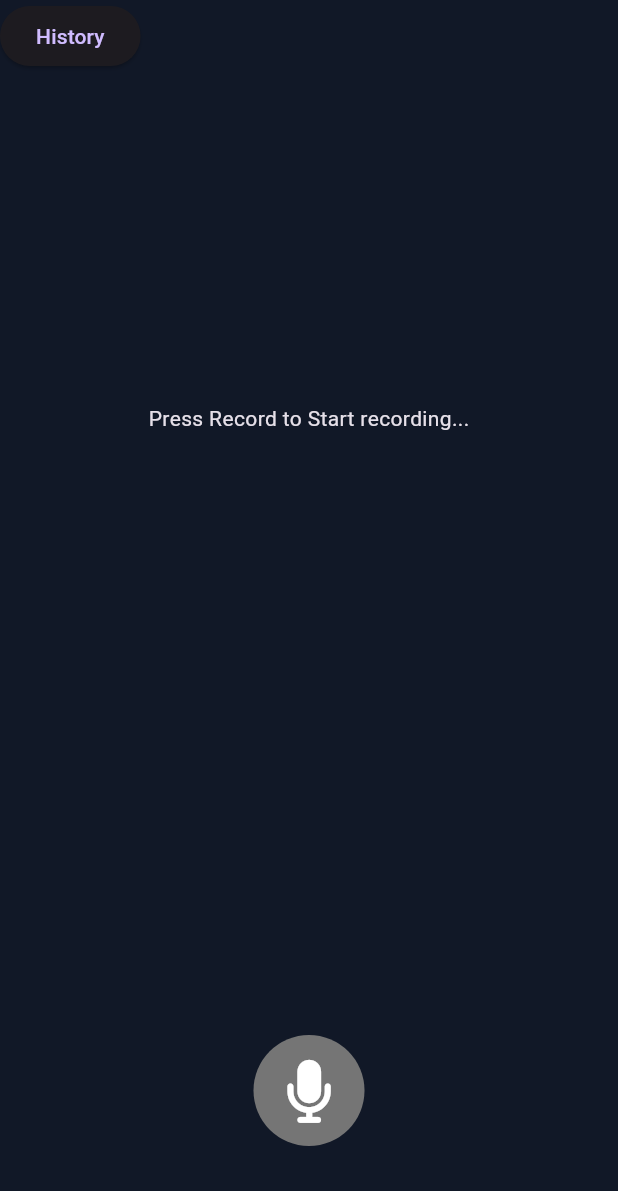
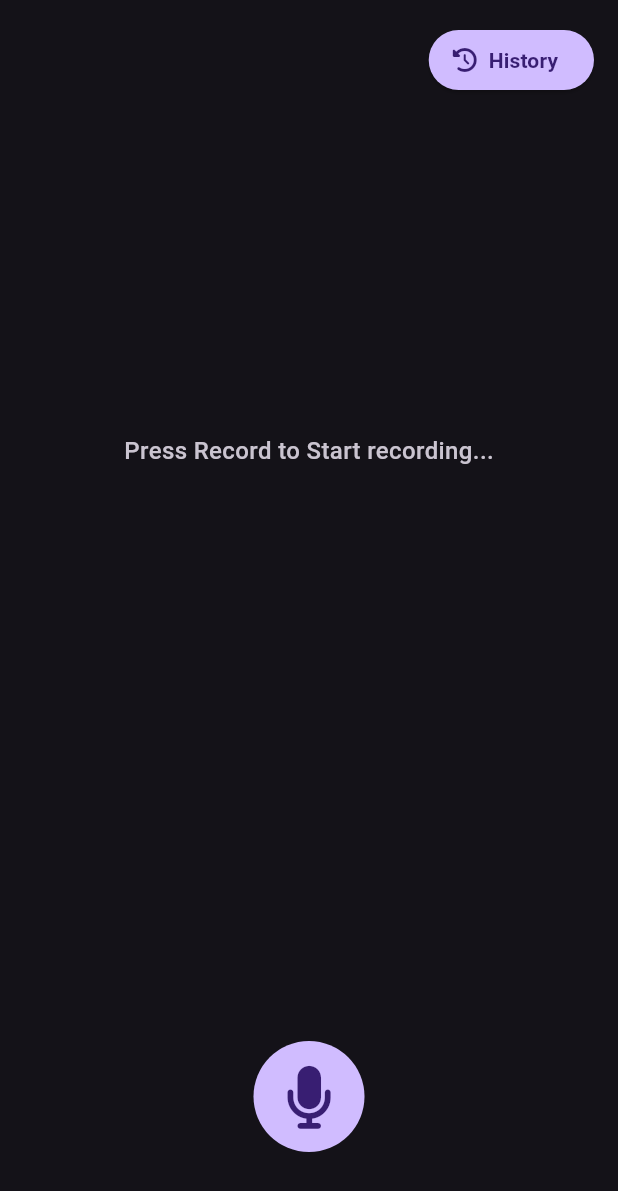
Before and after one commit to RohanArora13/enpointe_recorder_app, a Flutter app: the screen it shows after launch, on a phone screen of 412 x 824 dp. Shown: the top 1191 px of the screen. Run offline on Flutter 3.47's test engine with Material 3 defaults, Android fonts, the phone set to English and light mode, and no system bars; our stand-ins replace flutter_bloc, font_awesome_flutter, get_it, just_audio, permission_handler, sqflite; missing offline and left inert: record; accounts and stored records are empty.

Commit message:
ui and functionality changes

```diff
--- a/lib/core/services/audio_controller.dart
+++ b/lib/core/services/audio_controller.dart
@@ -18,6 +18,8 @@ class AudioPlayerController {
 
   Stream<PlayerState> get playerState => _audioPlayer.playerStateStream;
 
+  Stream<Duration> get positionStream => _audioPlayer.positionStream;
+
   Future<void> dispose() async {
     await _audioPlayer.dispose();
   }
--- a/lib/modules/home/screen/home_screen.dart
+++ b/lib/modules/home/screen/home_screen.dart
@@ -29,7 +29,7 @@ class _HomeScreenState extends State<HomeScreen> {
         // Stop recording
         _isRecordStarted = false;
         _stopTimer();
-        context.read<AudioCubit>().stopRecording();
+        context.read<AudioCubit>().stopRecording(context);
       }
     });
   }
@@ -67,11 +67,20 @@ class _HomeScreenState extends State<HomeScreen> {
   }
 
   // Get button color based on current state
-  Color _getButtonColor() {
+  Color _getButtonColor(ColorScheme colorScheme) {
     if (_isRecordStarted) {
-      return Colors.red.shade600;
+      return ColorScheme.dark().primaryContainer;
     } else {
-      return Colors.grey[600]!;
+      return colorScheme.primary;
+    }
+  }
+
+  // Get icon color based on current state
+  Color _getIconColor(ColorScheme colorScheme) {
+    if (_isRecordStarted) {
+      return ColorScheme.dark().onSecondaryContainer;
+    } else {
+      return colorScheme.onPrimary;
     }
   }
 
@@ -83,6 +92,7 @@ class _HomeScreenState extends State<HomeScreen> {
 
   @override
   Widget build(BuildContext context) {
+    final colorScheme = Theme.of(context).colorScheme;
     return BlocConsumer<RecordBloc, RecordState>(
       listener: (context, state) {
         if (state is RecordSavedState) {
@@ -93,15 +103,28 @@ class _HomeScreenState extends State<HomeScreen> {
             ),
           );
         }
+
+        if (state is RecordSaveErrorState) {
+          ScaffoldMessenger.of(context).showSnackBar(
+            SnackBar(
+              content: Text('Save Error : ${state.error}'),
+              duration: const Duration(seconds: 2),
+            ),
+          );
+        }
       },
       builder: (context, state) {
         return Scaffold(
+          backgroundColor: colorScheme.surface,
           body: SafeArea(
             child: Column(
               children: [
-                Row(
+                Padding(
+                  padding: const EdgeInsets.all(16.0),
+                  child: Row(
+                    mainAxisAlignment: MainAxisAlignment.end,
                     children: [
-                    ElevatedButton(
+                      ElevatedButton.icon(
                         onPressed: () {
                           Navigator.push(
                             context,
@@ -110,9 +133,25 @@ class _HomeScreenState extends State<HomeScreen> {
                             ),
                           );
                         },
-                      child: Text("History"),
+                        icon: Icon(
+                          FontAwesomeIcons.clockRotateLeft,
+                          size: 16,
+                          color: colorScheme.onPrimary,
+                        ),
+                        label: Text(
+                          "History",
+                          style: TextStyle(
+                            color: colorScheme.onPrimary,
+                            fontWeight: FontWeight.w600,
+                          ),
+                        ),
+                        style: ElevatedButton.styleFrom(
+                          backgroundColor: colorScheme.primary,
+                          foregroundColor: colorScheme.onPrimary,
+                        ),
                       ),
                     ],
+                  ),
                 ),
                 Expanded(
                   flex: 3,
@@ -126,10 +165,10 @@ class _HomeScreenState extends State<HomeScreen> {
                             padding: const EdgeInsets.symmetric(vertical: 16.0),
                             child: Text(
                               _formatDuration(_recordingDuration),
-                              style: const TextStyle(
+                              style: TextStyle(
                                 fontSize: 24,
                                 fontWeight: FontWeight.bold,
-                                color: Colors.white,
+                                color: colorScheme.onSurface,
                               ),
                             ),
                           ),
@@ -155,10 +194,10 @@ class _HomeScreenState extends State<HomeScreen> {
                                             );
                                           }
                                           if (snapshot.hasError) {
-                                            return const Text(
+                                            return Text(
                                               'Visualizer failed to load',
                                               style: TextStyle(
-                                                color: Colors.white,
+                                                color: colorScheme.error,
                                               ),
                                             );
                                           } else {
@@ -172,6 +211,11 @@ class _HomeScreenState extends State<HomeScreen> {
                                     children: [
                                       Text(
                                         "Press Record to Start recording...",
+                                        style: TextStyle(
+                                          color: colorScheme.onSurfaceVariant,
+                                          fontSize: 16,
+                                          fontWeight: FontWeight.w500,
+                                        ),
                                       ),
                                     ],
                                   ),
@@ -189,13 +233,13 @@ class _HomeScreenState extends State<HomeScreen> {
                         padding: EdgeInsets.all(8),
                         decoration: BoxDecoration(
                           shape: BoxShape.circle,
-                          color: _getButtonColor(),
+                          color: _getButtonColor(colorScheme),
                         ),
                         child: IconButton(
                           onPressed: _onRecordPressed,
                           icon: Icon(
                             _getButtonIcon(),
-                            color: Colors.white,
+                            color: _getIconColor(colorScheme),
                             size: 42,
                           ),
                           iconSize: 64,
--- a/lib/modules/record/bloc/audio_cubit.dart
+++ b/lib/modules/record/bloc/audio_cubit.dart
@@ -82,7 +82,7 @@ class AudioCubit extends Cubit<AudioState> {
     }
   }
 
-  void stopRecording() async {
+  void stopRecording(BuildContext context) async {
     String? path = await _audioRecorder.stop();
     emit(RecordStopped());
 
@@ -90,7 +90,8 @@ class AudioCubit extends Cubit<AudioState> {
 
     // Add SaveRecordingEvent if path is not null
     if (path != null) {
-      final recordBloc = GetIt.instance<RecordBloc>();
+      // ignore: use_build_context_synchronously
+      final recordBloc = BlocProvider.of<RecordBloc>(context);
       recordBloc.add(SaveRecordingEvent(filePath: path));
     }
   }
```
Also changed, not shown: lib/modules/history/screen/history_screen.dart (+40 -137 lines), lib/modules/history/widgets/recording_info_dialog.dart (added, +115 -0 lines), lib/modules/history/widgets/recording_item_widget.dart (added, +259 -0 lines). Lines whose indentation alone changed are shown as unchanged.
